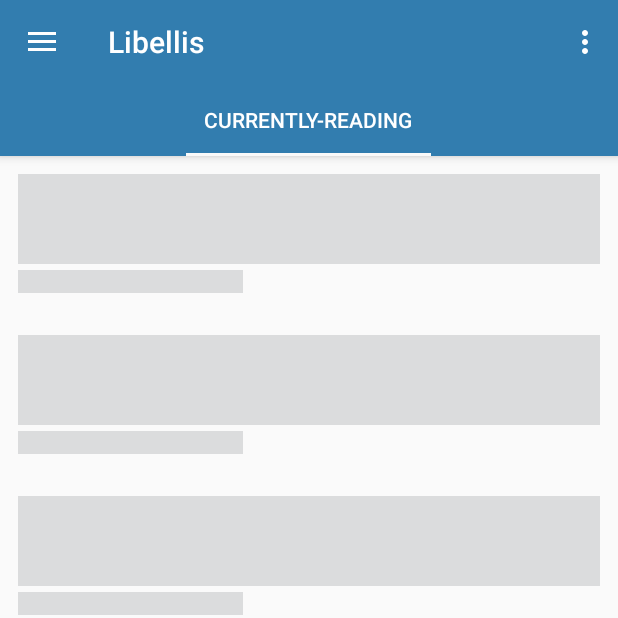
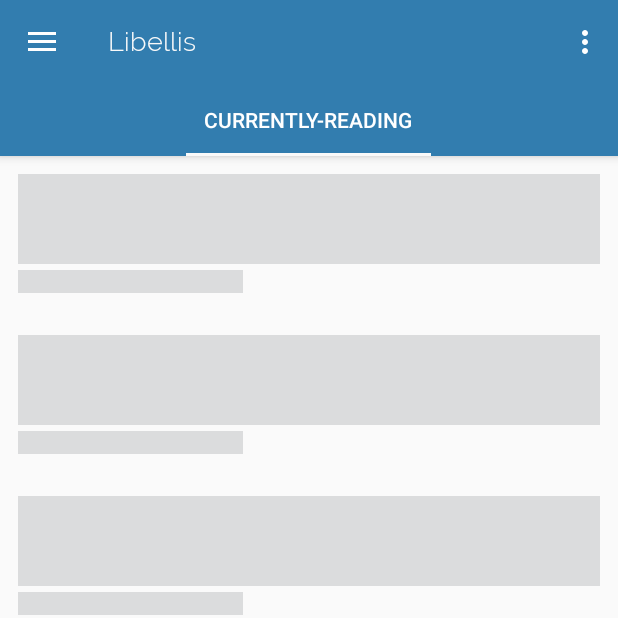
Before and after one commit to paulnunezm/Libellis, an Android app: the MainActivity screen opened directly, with no data from a screen before it, on a phone screen of 412 x 824 dp, the top half of it. Run offline under Robolectric (Android 15) with nearby library versions, the phone set to English and light mode, and no system bars; our stand-ins replace Shimmer; libraries missing offline, so code that uses them is left out: io.realm, retrofit2.converter.simplexml; Roboto replaces fonts that are not available here; 10 statements that could not run were skipped.

Commit message:
add: correct logo size and font family

```diff
--- a/app/src/main/java/com/nunez/libellis/main/MainActivity.kt
+++ b/app/src/main/java/com/nunez/libellis/main/MainActivity.kt
@@ -30,9 +30,10 @@ class MainActivity : AppCompatActivity(), NavigationView.OnNavigationItemSelecte
     override fun onCreate(savedInstanceState: Bundle?) {
         super.onCreate(savedInstanceState)
         setContentView(R.layout.main_activity)
+        supportActionBar?.setDisplayShowTitleEnabled(false)
         val toolbar = findViewById<Toolbar>(R.id.toolbar)
+        toolbar.title= ""
         setSupportActionBar(toolbar)
-
 
         val drawer = findViewById<DrawerLayout>(R.id.drawer_layout)
         val toggle = ActionBarDrawerToggle(
--- a/app/src/main/res/layout/app_bar_main_activity.xml
+++ b/app/src/main/res/layout/app_bar_main_activity.xml
@@ -17,7 +17,16 @@
             android:layout_width="match_parent"
             android:layout_height="?attr/actionBarSize"
             android:background="?attr/colorPrimary"
-            app:popupTheme="@style/AppTheme.PopupOverlay"/>
+            app:popupTheme="@style/AppTheme.PopupOverlay">
+
+            <com.nunez.libellis.views.CustomFontTextView
+                android:layout_width="wrap_content"
+                android:layout_height="wrap_content"
+                android:text="@string/app_name"
+                android:textSize="@dimen/medium_text_size"
+                android:textColor="@color/white"
+                app:fontFile="Raleway-Light.ttf"/>
+        </androidx.appcompat.widget.Toolbar>
 
         <com.google.android.material.tabs.TabLayout
             android:id="@+id/tabs"
```
